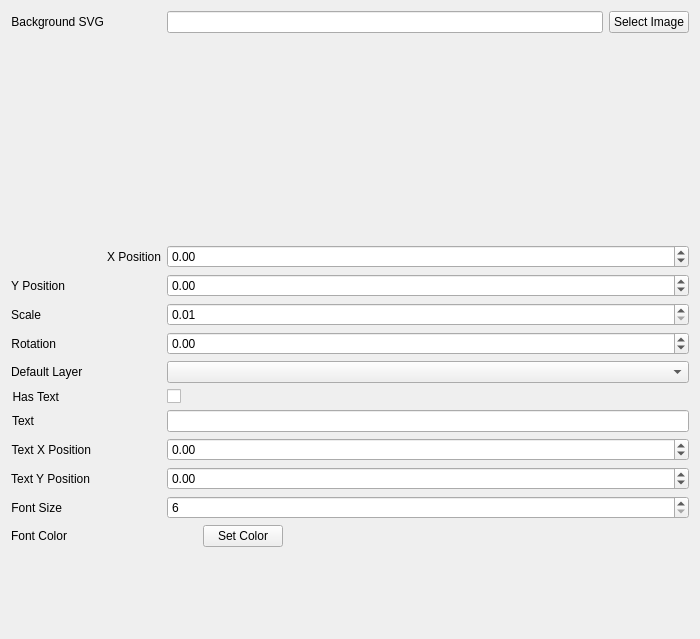
First picture: the form in opentoolcontroller/views/DeviceIconEditor.ui, repository OpenToolController/opentoolcontroller, before the edit.
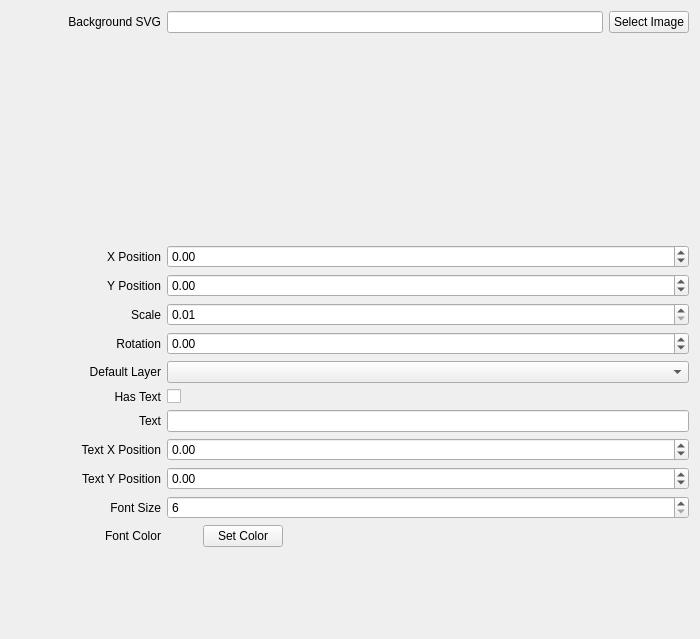
Second picture: the form after the edit. Custom widgets are drawn as their Qt base class.

Diff of the .ui file:
```diff
--- a/opentoolcontroller/views/DeviceIconEditor.ui
+++ b/opentoolcontroller/views/DeviceIconEditor.ui
@@ -23,7 +23,7 @@
       <widget class="QLabel" name="label">
        <property name="minimumSize">
         <size>
-         <width>0</width>
+         <width>150</width>
          <height>0</height>
         </size>
        </property>
@@ -137,7 +137,7 @@
       <widget class="QLabel" name="label_5">
        <property name="minimumSize">
         <size>
-         <width>0</width>
+         <width>150</width>
          <height>0</height>
         </size>
        </property>
@@ -163,7 +163,7 @@
       <widget class="QLabel" name="label_6">
        <property name="minimumSize">
         <size>
-         <width>0</width>
+         <width>150</width>
          <height>0</height>
         </size>
        </property>
@@ -189,7 +189,7 @@
       <widget class="QLabel" name="label_7">
        <property name="minimumSize">
         <size>
-         <width>0</width>
+         <width>150</width>
          <height>0</height>
         </size>
        </property>
@@ -215,7 +215,7 @@
       <widget class="QLabel" name="label_11">
        <property name="minimumSize">
         <size>
-         <width>0</width>
+         <width>150</width>
          <height>0</height>
         </size>
        </property>
@@ -238,7 +238,7 @@
       <widget class="QLabel" name="label_8">
        <property name="minimumSize">
         <size>
-         <width>0</width>
+         <width>150</width>
          <height>0</height>
         </size>
        </property>
@@ -264,7 +264,7 @@
       <widget class="QLabel" name="label_9">
        <property name="minimumSize">
         <size>
-         <width>0</width>
+         <width>150</width>
          <height>0</height>
         </size>
        </property>
@@ -290,7 +290,7 @@
       <widget class="QLabel" name="label_10">
        <property name="minimumSize">
         <size>
-         <width>0</width>
+         <width>150</width>
          <height>0</height>
         </size>
        </property>
@@ -316,7 +316,7 @@
       <widget class="QLabel" name="label_2">
        <property name="minimumSize">
         <size>
-         <width>0</width>
+         <width>150</width>
          <height>0</height>
         </size>
        </property>
@@ -333,9 +333,18 @@
      </item>
      <item row="6" column="0">
       <widget class="QLabel" name="label_3">
+       <property name="minimumSize">
+        <size>
+         <width>150</width>
+         <height>0</height>
+        </size>
+       </property>
        <property name="text">
         <string>Default Layer</string>
        </property>
+       <property name="alignment">
+        <set>Qt::AlignRight|Qt::AlignTrailing|Qt::AlignVCenter</set>
+       </property>
       </widget>
      </item>
      <item row="6" column="1">
@@ -343,6 +352,12 @@
      </item>
      <item row="12" column="0">
       <widget class="QLabel" name="label_12">
+       <property name="minimumSize">
+        <size>
+         <width>150</width>
+         <height>0</height>
+        </size>
+       </property>
        <property name="text">
         <string>Font Color</string>
        </property>
```
